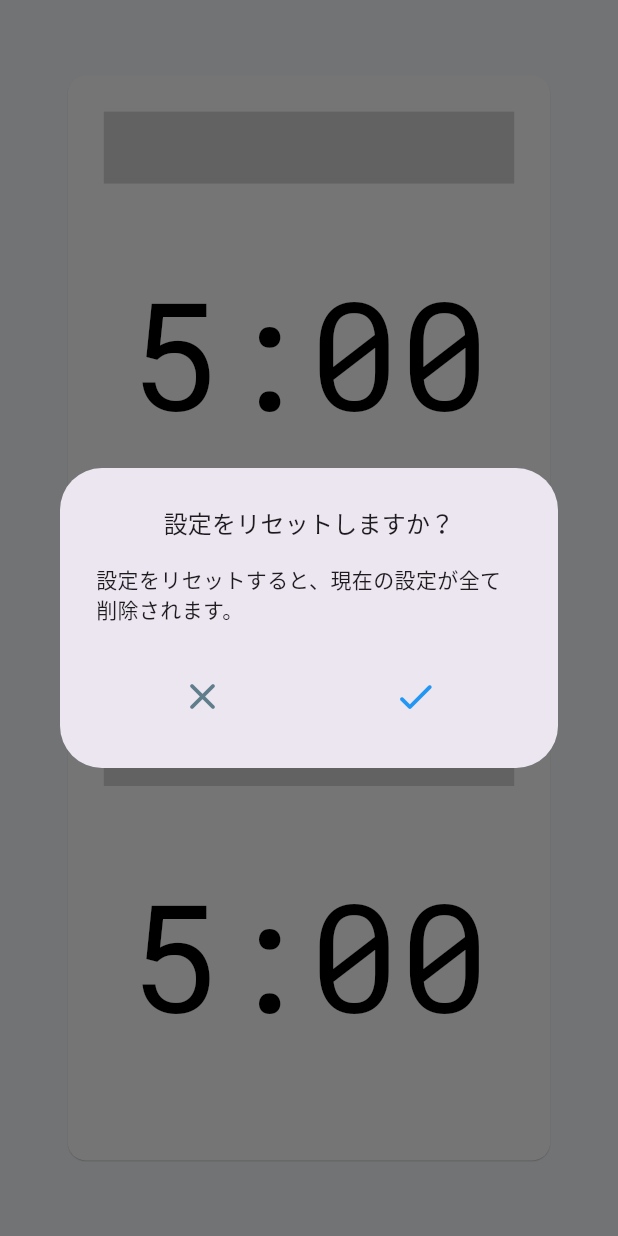
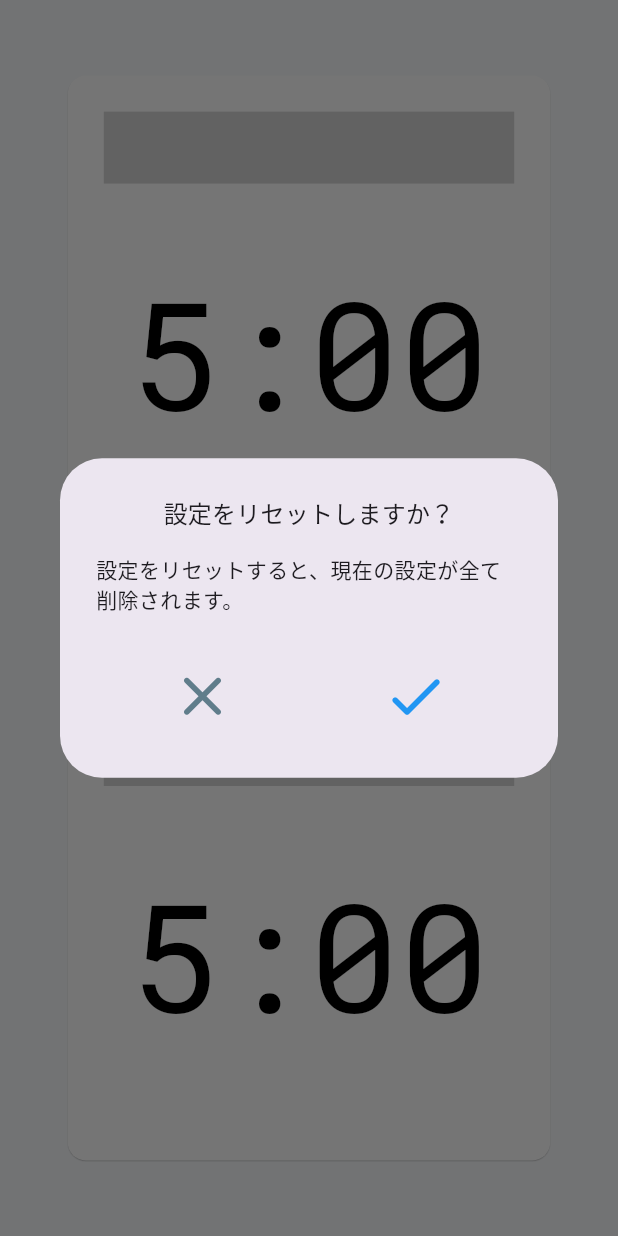
Before and after one commit to tooooofu24/battle_timer, a Flutter app: the SettingScreen screen opened by its route, after a tap on the "replay" icon, on a phone screen of 412 x 824 dp. Run offline on Flutter 3.47's test engine with Material 3 defaults, Android fonts, the phone set to English and light mode, and no system bars; our stand-ins replace flutter_hooks, flutter_riverpod, freezed_annotation; missing offline and left inert: auto_size_text_field; Roboto replaces fonts that are missing (LINESeedJP).

Commit message:
共通コンポーネント

```diff
--- a/lib/features/common/components/time_display.dart
+++ b/lib/features/common/components/time_display.dart
@@ -2,11 +2,11 @@ import 'package:flutter/material.dart';
 
 class TimeDisplay extends StatelessWidget {
   final String time;
-  final bool isActive;
+  final Color textColor;
   const TimeDisplay({
     super.key,
     required this.time,
-    this.isActive = false,
+    this.textColor = Colors.black,
   });
 
   @override
@@ -17,7 +17,7 @@ class TimeDisplay extends StatelessWidget {
         time,
         style: TextStyle(
           fontSize: 100,
-          color: isActive ? Colors.black : Colors.blueGrey,
+          color: textColor,
           fontFamily: 'Roboto_Mono',
         ),
       ),
--- /dev/null
+++ b/lib/features/common/components/timer_card.dart
@@ -0,0 +1,35 @@
+import 'package:flutter/material.dart';
+
+class TimerCard extends StatelessWidget {
+  final List<Widget> children;
+  final void Function()? onTap;
+
+  const TimerCard({
+    super.key,
+    required this.children,
+    this.onTap,
+  });
+
+  @override
+  Widget build(BuildContext context) {
+    return AspectRatio(
+      aspectRatio: 1,
+      child: Card(
+        clipBehavior: Clip.hardEdge,
+        color: Colors.white,
+        elevation: 0.3,
+        child: InkWell(
+          onTap: onTap,
+          child: Center(
+            child: Padding(
+              padding: const EdgeInsets.all(24),
+              child: Column(
+                children: children,
+              ),
+            ),
+          ),
+        ),
+      ),
+    );
+  }
+}
--- /dev/null
+++ b/lib/features/common/components/timer_icon_button.dart
@@ -0,0 +1,33 @@
+import 'package:flutter/material.dart';
+
+enum TimerIconButtonColor {
+  blueGrey,
+  blue,
+}
+
+class TimerIconButton extends StatelessWidget {
+  final IconData icon;
+  final void Function()? onPressed;
+  final TimerIconButtonColor? color;
+
+  const TimerIconButton({
+    super.key,
+    required this.icon,
+    required this.onPressed,
+    this.color = TimerIconButtonColor.blueGrey,
+  });
+
+  @override
+  Widget build(BuildContext context) {
+    return IconButton(
+      icon: Icon(
+        icon,
+        color: color == TimerIconButtonColor.blueGrey
+            ? Colors.blueGrey
+            : Colors.blue,
+        size: 45.0,
+      ),
+      onPressed: onPressed,
+    );
+  }
+}
--- a/lib/features/setting/components/setting_card.dart
+++ b/lib/features/setting/components/setting_card.dart
@@ -1,4 +1,5 @@
 import 'package:battle_timer/features/common/components/time_display.dart';
+import 'package:battle_timer/features/common/components/timer_card.dart';
 import 'package:battle_timer/features/setting/components/player_name_field.dart';
 import 'package:battle_timer/features/setting/components/setting_bottom_sheet.dart';
 import 'package:battle_timer/models/setting/setting.dart';
@@ -20,15 +21,7 @@ class SettingCard extends StatelessWidget {
 
   @override
   Widget build(BuildContext context) {
-    return AspectRatio(
-      aspectRatio: 1,
-      child: Card(
-        color: Colors.white,
-        elevation: 0.3,
-        child: Center(
-          child: Padding(
-            padding: const EdgeInsets.all(24),
-            child: Column(
+    return TimerCard(
       children: [
         PlayerNameField(
           playerName: playerName,
@@ -48,16 +41,11 @@ class SettingCard extends StatelessWidget {
               ),
               child: TimeDisplay(
                 time: setting.time,
-                        isActive: true,
               ),
             ),
           ),
         ),
       ],
-            ),
-          ),
-        ),
-      ),
     );
   }
 }
--- a/lib/features/setting/components/setting_reset_button.dart
+++ b/lib/features/setting/components/setting_reset_button.dart
@@ -1,3 +1,4 @@
+import 'package:battle_timer/features/common/components/timer_icon_button.dart';
 import 'package:flutter/material.dart';
 
 class SettingResetButton extends StatelessWidget {
@@ -9,12 +10,8 @@ class SettingResetButton extends StatelessWidget {
 
   @override
   Widget build(BuildContext context) {
-    return IconButton(
-      icon: Icon(
-        Icons.replay_rounded,
-        color: Colors.blueGrey,
-        size: 45.0,
-      ),
+    return TimerIconButton(
+      icon: Icons.replay_rounded,
       onPressed: () async {
         final confirmed = await showDialog<bool>(
           context: context,
@@ -44,22 +41,15 @@ class ResetConfirmDialog extends StatelessWidget {
         Row(
           children: [
             Expanded(
-              child: IconButton(
-                icon: Icon(
-                  Icons.close_rounded,
-                  color: Colors.blueGrey,
-                  size: 30.0,
-                ),
+              child: TimerIconButton(
+                icon: Icons.close_rounded,
                 onPressed: () => Navigator.pop(context, false),
               ),
             ),
             Expanded(
-              child: IconButton(
-                icon: Icon(
-                  Icons.done_rounded,
-                  color: Colors.blue,
-                  size: 30.0,
-                ),
+              child: TimerIconButton(
+                icon: Icons.done_rounded,
+                color: TimerIconButtonColor.blue,
                 onPressed: () => Navigator.pop(context, true),
               ),
             ),
--- a/lib/features/setting/setting_screen.dart
+++ b/lib/features/setting/setting_screen.dart
@@ -1,3 +1,4 @@
+import 'package:battle_timer/features/common/components/timer_icon_button.dart';
 import 'package:battle_timer/features/setting/components/setting_card.dart';
 import 'package:battle_timer/features/setting/components/setting_reset_button.dart';
 import 'package:battle_timer/models/play/play_notifier.dart';
@@ -43,23 +44,16 @@ class SettingScreen extends ConsumerWidget {
                           SettingResetButton(
                             onPressed: () {
                               settingNotifier.reset();
+                              playNotifier.reset(setting.seconds);
                               Navigator.pop(context);
                             },
                           ),
-                          IconButton(
-                            icon: Icon(
-                              Icons.screen_rotation_rounded,
-                              color: Colors.blueGrey,
-                              size: 45.0,
-                            ),
+                          TimerIconButton(
+                            icon: Icons.screen_rotation_rounded,
                             onPressed: () => settingNotifier.rotate(),
                           ),
-                          IconButton(
-                            icon: Icon(
-                              Icons.done_rounded,
-                              color: Colors.blueGrey,
-                              size: 45.0,
-                            ),
+                          TimerIconButton(
+                            icon: Icons.done_rounded,
                             onPressed: () {
                               playNotifier.reset(setting.seconds);
                               Navigator.pop(context);
```
Also changed, not shown: lib/features/play/components/play_card.dart (+6 -18 lines), lib/features/play/components/play_reset_button.dart (+8 -18 lines), lib/features/play/components/start_stop_button.dart (+5 -12 lines), lib/features/setting/components/setting_bottom_sheet.dart (+3 -6 lines). Lines whose indentation alone changed are shown as unchanged.
